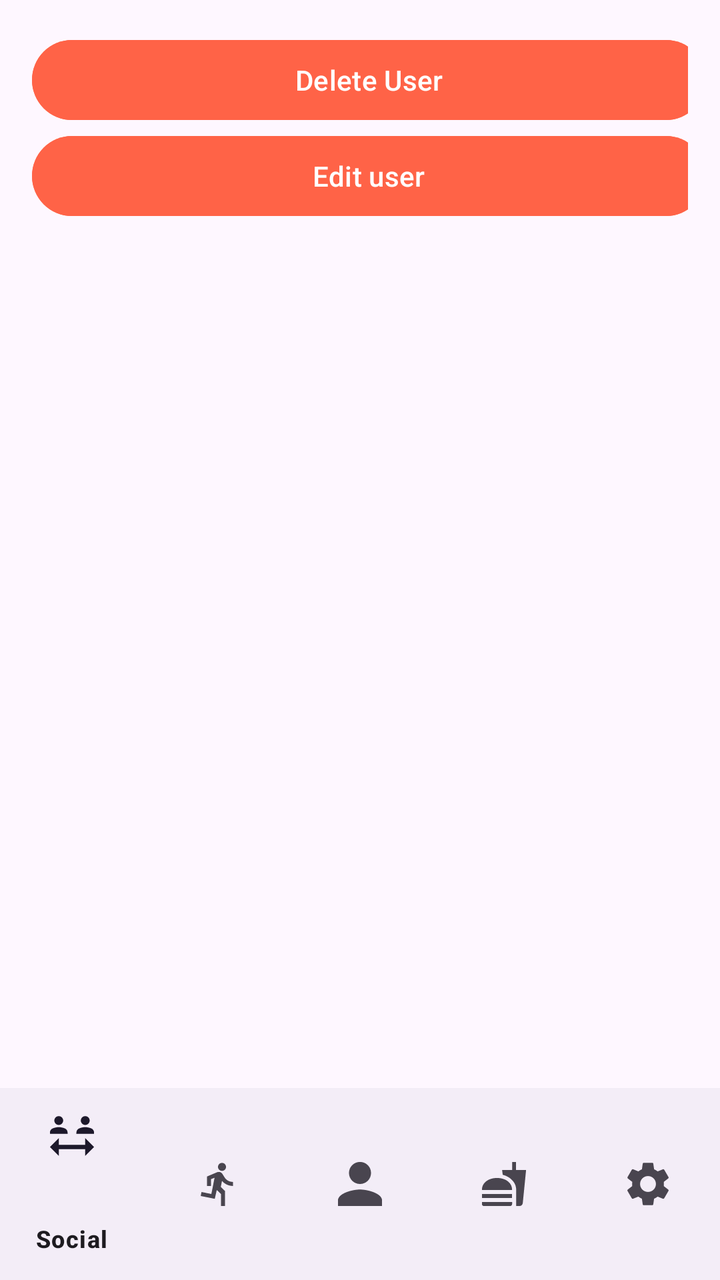
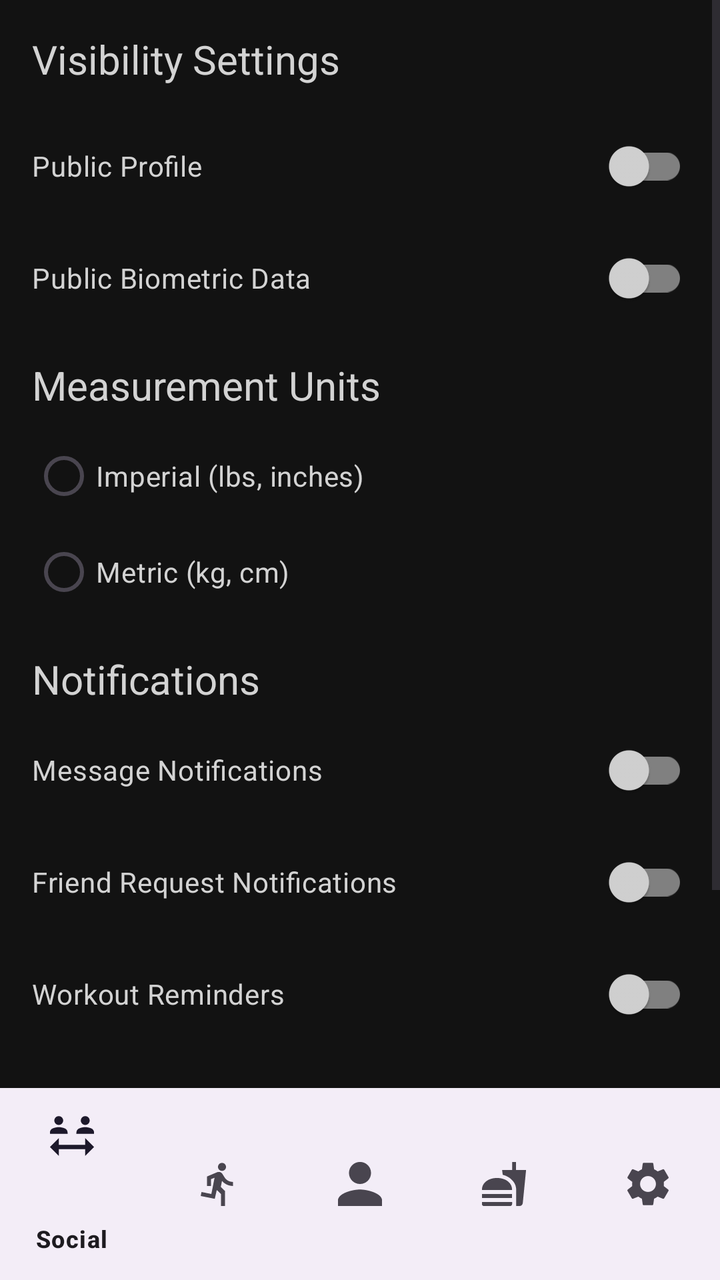

Two renders of the same Android screen: before a commit and after it. Below are the layout's source before the change and the commit's diff.
<!-- AndroidManifest.xml: application theme Theme.AndroidExample -->
<!-- res/layout/activity_settings.xml -->
<?xml version="1.0" encoding="utf-8"?>
<androidx.constraintlayout.widget.ConstraintLayout
    xmlns:android="http://schemas.android.com/apk/res/android"
    xmlns:app="http://schemas.android.com/apk/res-auto"
    android:layout_width="match_parent"
    android:layout_height="match_parent">

    <LinearLayout
        android:id="@+id/upper_section"
        android:layout_width="0dp"
        android:layout_height="0dp"
        android:orientation="vertical"
        android:padding="16dp"
        app:layout_constraintBottom_toTopOf="@+id/guideline"
        app:layout_constraintEnd_toEndOf="parent"
        app:layout_constraintStart_toStartOf="parent"
        app:layout_constraintTop_toTopOf="parent">

    <Button
        android:id="@+id/delete_user_btn"
        android:layout_width="337dp"
        android:layout_height="wrap_content"
        android:backgroundTint="#FF6347"
        android:text="Delete User"
        android:textColor="#FFFFFF" />


    <Button
        android:id="@+id/edit_user_btn"
        android:layout_width="337dp"
        android:layout_height="wrap_content"
        android:backgroundTint="#FF6347"
        android:text="Edit user"
        android:textColor="#FFFFFF" />

    </LinearLayout>

    <androidx.constraintlayout.widget.Guideline
        android:id="@+id/guideline"
        android:layout_width="wrap_content"
        android:layout_height="wrap_content"
        android:orientation="horizontal"
        app:layout_constraintGuide_percent="0.85" />

    <com.google.android.material.bottomnavigation.BottomNavigationView
        android:id="@+id/bottom_navigation"
        android:layout_width="0dp"
        android:layout_height="0dp"
        app:layout_constraintBottom_toBottomOf="parent"
        app:layout_constraintEnd_toEndOf="parent"
        app:layout_constraintHorizontal_bias="0.0"
        app:layout_constraintStart_toStartOf="parent"
        app:layout_constraintTop_toBottomOf="@+id/guideline"
        app:layout_constraintVertical_bias="0.0"
        app:menu="@menu/bottom_nav_menu" />

</androidx.constraintlayout.widget.ConstraintLayout>
<!-- resources referenced by this layout -->
<resources>
  <style name="Theme.AndroidExample" parent="Base.Theme.AndroidExample" />
  <style name="Base.Theme.AndroidExample" parent="Theme.Material3.DayNight.NoActionBar">
          
          
      </style>
</resources>

<!-- the commit's change to res/layout/activity_settings.xml (unified diff, before → after) -->
@@ -3,37 +3,136 @@
     xmlns:android="http://schemas.android.com/apk/res/android"
     xmlns:app="http://schemas.android.com/apk/res-auto"
     android:layout_width="match_parent"
-    android:layout_height="match_parent">
+    android:layout_height="match_parent"
+    android:background="@color/dark_background">
 
-    <LinearLayout
-        android:id="@+id/upper_section"
-        android:layout_width="0dp"
+    <ScrollView
+        android:layout_width="match_parent"
         android:layout_height="0dp"
-        android:orientation="vertical"
-        android:padding="16dp"
-        app:layout_constraintBottom_toTopOf="@+id/guideline"
-        app:layout_constraintEnd_toEndOf="parent"
-        app:layout_constraintStart_toStartOf="parent"
-        app:layout_constraintTop_toTopOf="parent">
+        app:layout_constraintTop_toTopOf="parent"
+        app:layout_constraintBottom_toTopOf="@id/guideline">
 
-    <Button
-        android:id="@+id/delete_user_btn"
-        android:layout_width="337dp"
-        android:layout_height="wrap_content"
-        android:backgroundTint="#FF6347"
-        android:text="Delete User"
-        android:textColor="#FFFFFF" />
+        <LinearLayout
+            android:layout_width="match_parent"
+            android:layout_height="wrap_content"
+            android:orientation="vertical"
+            android:padding="16dp">
 
+            <TextView
+                android:layout_width="wrap_content"
+                android:layout_height="wrap_content"
+                android:text="Visibility Settings"
+                android:textSize="20sp"
+                android:textColor="#D3D3D3"
+                android:layout_marginBottom="16dp"/>
 
-    <Button
-        android:id="@+id/edit_user_btn"
-        android:layout_width="337dp"
-        android:layout_height="wrap_content"
-        android:backgroundTint="#FF6347"
-        android:text="Edit user"
-        android:textColor="#FFFFFF" />
+            <com.google.android.material.switchmaterial.SwitchMaterial
+                android:id="@+id/profile_visibility_switch"
+                android:layout_width="match_parent"
+                android:layout_height="wrap_content"
+                android:text="Public Profile"
+                android:textColor="#D3D3D3"
+                app:thumbTint="#D3D3D3"
+                app:trackTint="#808080"
+                android:layout_marginBottom="8dp"/>
 
-    </LinearLayout>
+            <com.google.android.material.switchmaterial.SwitchMaterial
+                android:id="@+id/biometric_visibility_switch"
+                android:layout_width="match_parent"
+                android:layout_height="wrap_content"
+                android:text="Public Biometric Data"
+                android:textColor="#D3D3D3"
+                app:thumbTint="#D3D3D3"
+                app:trackTint="#808080"
+                android:layout_marginBottom="16dp"/>
+
+            <TextView
+                android:layout_width="wrap_content"
+                android:layout_height="wrap_content"
+                android:text="Measurement Units"
+                android:textSize="20sp"
+                android:textColor="#D3D3D3"
+                android:layout_marginBottom="8dp"/>
+
+            <RadioGroup
+                android:id="@+id/measurement_units_group"
+                android:layout_width="match_parent"
+                android:layout_height="wrap_content"
+                android:layout_marginBottom="16dp">
+
+                <RadioButton
+                    android:id="@+id/imperial_radio"
+                    android:layout_width="match_parent"
+                    android:layout_height="wrap_content"
+                    android:text="Imperial (lbs, inches)"
+                    android:textColor="#D3D3D3"
+                    android:buttonTint="#D3D3D3"/>
+
+                <RadioButton
+                    android:id="@+id/metric_radio"
+                    android:layout_width="match_parent"
+                    android:layout_height="wrap_content"
+                    android:text="Metric (kg, cm)"
+                    android:textColor="#D3D3D3"
+                    android:buttonTint="#D3D3D3"/>
+            </RadioGroup>
+
+            <TextView
+                android:layout_width="wrap_content"
+                android:layout_height="wrap_content"
+                android:text="Notifications"
+                android:textSize="20sp"
+                android:textColor="#D3D3D3"
+                android:layout_marginBottom="8dp"/>
+
+            <com.google.android.material.switchmaterial.SwitchMaterial
+                android:id="@+id/message_notifications_switch"
+                android:layout_width="match_parent"
+                android:layout_height="wrap_content"
+                android:text="Message Notifications"
+                android:textColor="#D3D3D3"
+                app:thumbTint="#D3D3D3"
+                app:trackTint="#808080"
+                android:layout_marginBottom="8dp"/>
+
+            <com.google.android.material.switchmaterial.SwitchMaterial
+                android:id="@+id/friend_request_notifications_switch"
+                android:layout_width="match_parent"
+                android:layout_height="wrap_content"
+                android:text="Friend Request Notifications"
+                android:textColor="#D3D3D3"
+                app:thumbTint="#D3D3D3"
+                app:trackTint="#808080"
+                android:layout_marginBottom="8dp"/>
+
+            <com.google.android.material.switchmaterial.SwitchMaterial
+                android:id="@+id/workout_reminders_switch"
+                android:layout_width="match_parent"
+                android:layout_height="wrap_content"
+                android:text="Workout Reminders"
+                android:textColor="#D3D3D3"
+                app:thumbTint="#D3D3D3"
+                app:trackTint="#808080"
+                android:layout_marginBottom="24dp"/>
+
+            <Button
+                android:id="@+id/edit_user_btn"
+                android:layout_width="match_parent"
+                android:layout_height="wrap_content"
+                android:text="Edit User Profile"
+                android:textColor="#FFFFFF"
+                android:layout_marginBottom="8dp"/>
+
+            <Button
+                android:id="@+id/delete_user_btn"
+                android:layout_width="match_parent"
+                android:layout_height="wrap_content"
+                android:text="Delete User"
+                android:textColor="#FFFFFF"
+                android:backgroundTint="#FF5252"/>
+
+        </LinearLayout>
+    </ScrollView>
 
     <androidx.constraintlayout.widget.Guideline
         android:id="@+id/guideline"
@@ -48,10 +147,8 @@
         android:layout_height="0dp"
         app:layout_constraintBottom_toBottomOf="parent"
         app:layout_constraintEnd_toEndOf="parent"
-        app:layout_constraintHorizontal_bias="0.0"
         app:layout_constraintStart_toStartOf="parent"
-        app:layout_constraintTop_toBottomOf="@+id/guideline"
-        app:layout_constraintVertical_bias="0.0"
+        app:layout_constraintTop_toBottomOf="@id/guideline"
         app:menu="@menu/bottom_nav_menu" />
 
 </androidx.constraintlayout.widget.ConstraintLayout>
<!-- resource entries referenced after the edit -->
@@ -1,5 +1,6 @@
 <!-- resources referenced by this layout -->
 <resources>
+  <color name="dark_background">#121212</color>
   <style name="Theme.AndroidExample" parent="Base.Theme.AndroidExample" />
   <style name="Base.Theme.AndroidExample" parent="Theme.Material3.DayNight.NoActionBar">
           
